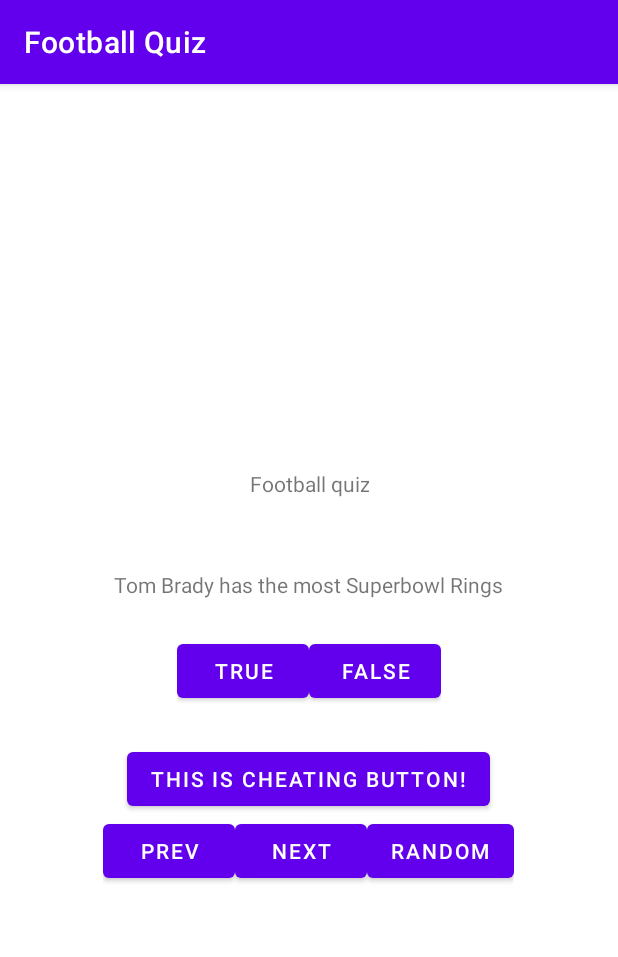
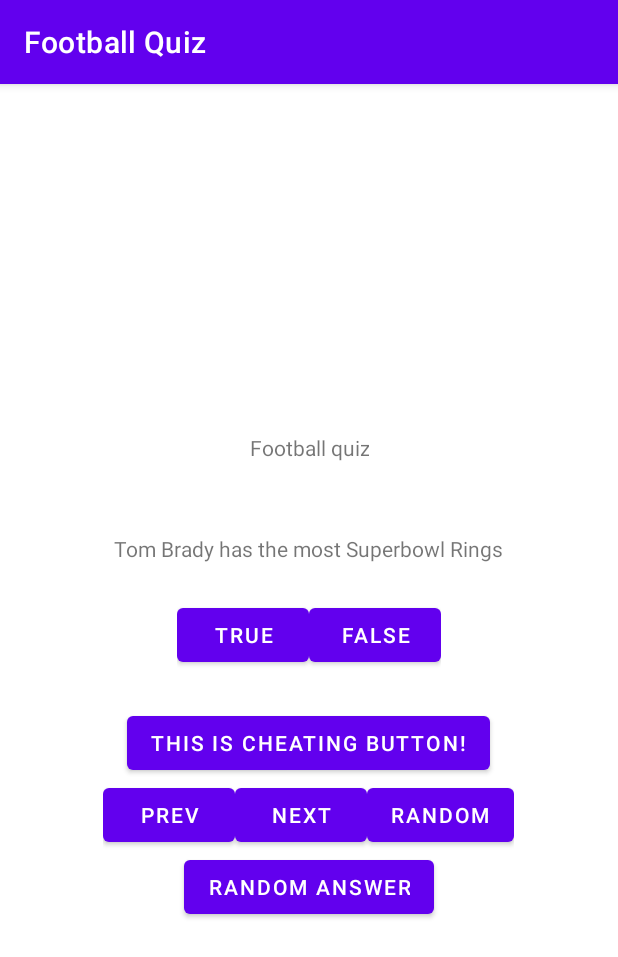
Before and after one commit to ImprovedHelloKitty/Football_Quiz, an Android app: the MainActivity screen opened directly, with no data from a screen before it, on a phone screen of 412 x 824 dp. Shown: the top 957 px of the screen. Run offline under Robolectric (Android 15) with nearby library versions, the phone set to English and light mode, and no system bars.

Commit message:
RandomAnswer

```diff
--- a/app/src/main/java/com/example/footballquiz/QuizViewModel.kt
+++ b/app/src/main/java/com/example/footballquiz/QuizViewModel.kt
@@ -3,6 +3,8 @@ package com.example.footballquiz
 import android.app.Activity
 import android.content.Intent
 import android.util.Log
+import android.view.View
+import android.widget.Toast
 import androidx.lifecycle.SavedStateHandle
 import androidx.lifecycle.ViewModel
 import androidx.lifecycle.createSavedStateHandle
@@ -69,4 +71,6 @@ class QuizViewModel(private val savedStateHandle: SavedStateHandle): ViewModel()
         currentIndex = Random.nextInt(0,questionBank.size-1)
     }
 
+
+
 }
--- a/app/src/main/java/com/example/footballquiz/startPage.kt
+++ b/app/src/main/java/com/example/footballquiz/startPage.kt
@@ -7,7 +7,7 @@ import android.widget.Button
 import androidx.activity.viewModels
 import androidx.appcompat.app.AppCompatActivity
 import android.view.View
-import com.example.footballquiz.databinding.StartPageBinding
+
 
     class startPage : AppCompatActivity() {
 
--- a/app/src/main/res/layout/activity_main.xml
+++ b/app/src/main/res/layout/activity_main.xml
@@ -71,4 +71,13 @@
             android:layout_height="wrap_content"
             android:text="@string/random_button"/>
     </LinearLayout>
+
+        <Button
+            android:id="@+id/random_answer"
+            android:layout_width="wrap_content"
+            android:layout_height="wrap_content"
+            android:gravity="center"
+            android:text="@string/random_answer"/>
+
+
 </LinearLayout>
--- a/app/src/main/res/values/strings.xml
+++ b/app/src/main/res/values/strings.xml
@@ -18,4 +18,5 @@
     <string name = "judgement_toast">Cheating is wrong.</string>
     <string name = "start_quiz"> Are you ready to take the quiz?</string>
     <string name = "begin_quiz"> Start </string>
+    <string name = "random_answer"> Random Answer</string>
 </resources>
```
Also changed, not shown: app/src/main/java/com/example/footballquiz/MainActivity.kt (+16 -0 lines).
